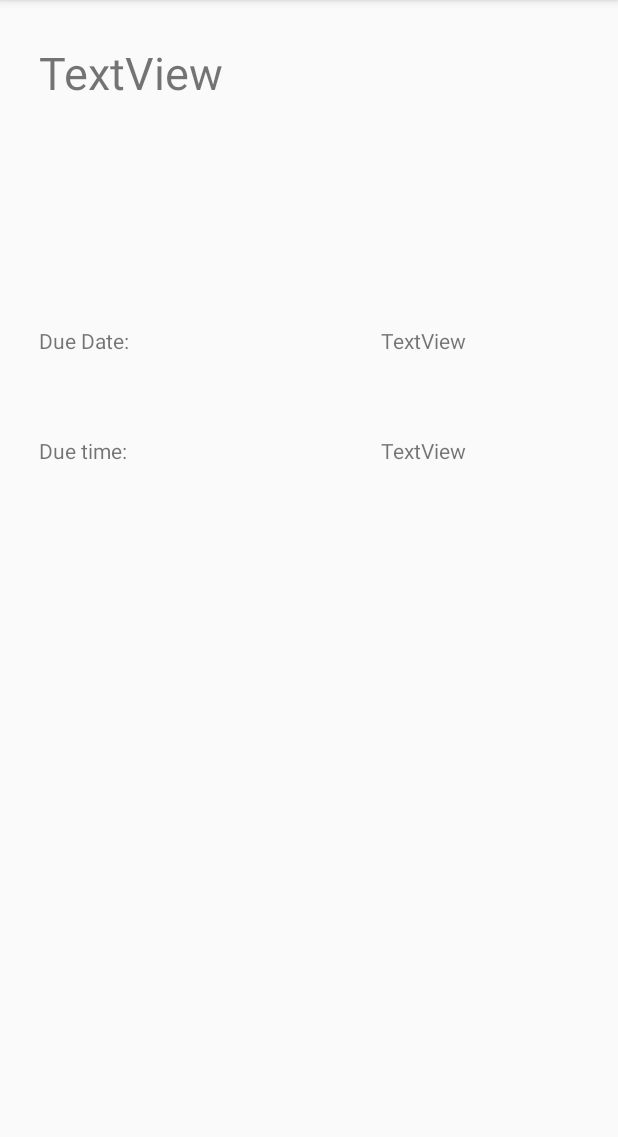
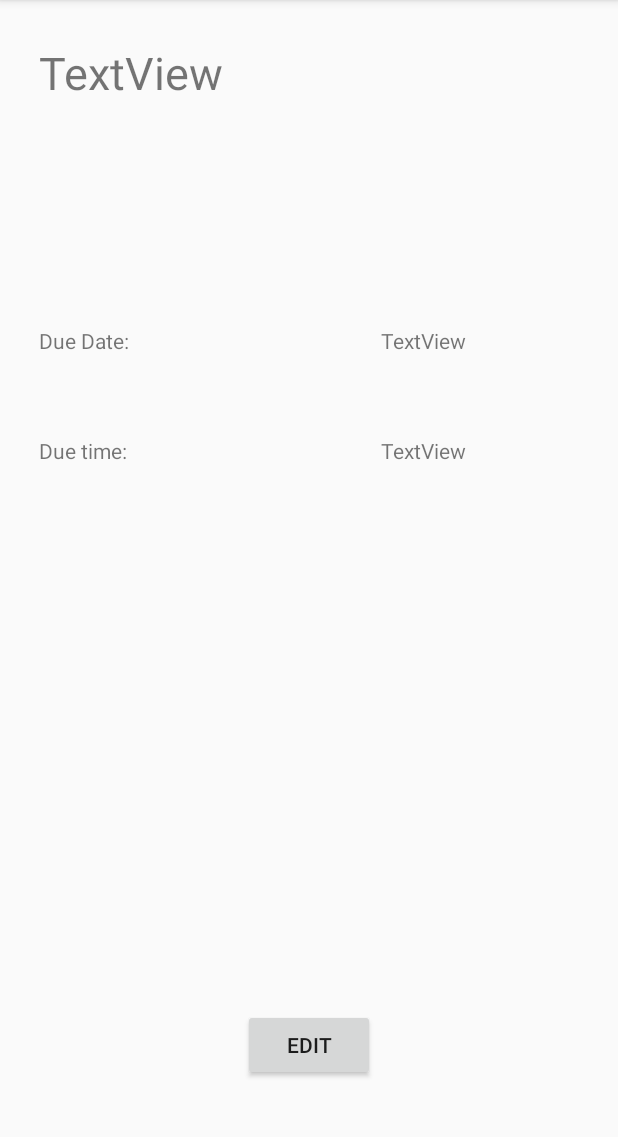
Before and after one commit to UsmanFayyaz/project, an Android app: the SpecifcSlot screen opened directly, with no data from a screen before it, on a phone screen of 412 x 824 dp, the part 84-1221 px from its top. Run offline under Robolectric (Android 15) with nearby library versions, the phone set to English and light mode, and no system bars.

Commit message:
specific slot

```diff
--- a/app/src/main/res/layout/activity_specifc_slot.xml
+++ b/app/src/main/res/layout/activity_specifc_slot.xml
@@ -60,4 +60,14 @@
         android:text="@string/textview"
         app:layout_constraintStart_toStartOf="@+id/timeText"
         app:layout_constraintTop_toBottomOf="@+id/timeText" />
+
+    <Button
+        android:id="@+id/editButton"
+        android:layout_width="wrap_content"
+        android:layout_height="wrap_content"
+        android:layout_marginBottom="47dp"
+        android:text="@string/edit"
+        app:layout_constraintBottom_toBottomOf="parent"
+        app:layout_constraintEnd_toEndOf="parent"
+        app:layout_constraintStart_toStartOf="parent" />
 </android.support.constraint.ConstraintLayout>
--- a/app/src/main/res/values/strings.xml
+++ b/app/src/main/res/values/strings.xml
@@ -28,4 +28,5 @@
     <string name="times">Due time:</string>
     <string name="dates">Due Date:</string>
     <string name="remind_me_on">Remind me on</string>
+    <string name="edit">Edit</string>
 </resources>
```
